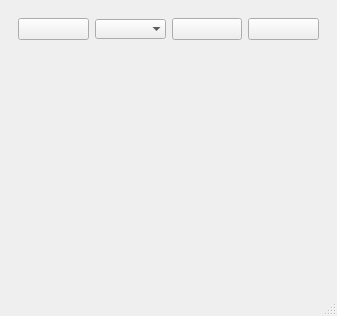
First picture: the form in GUI/mainwindow.ui, repository igorf7/OWController, before the edit.
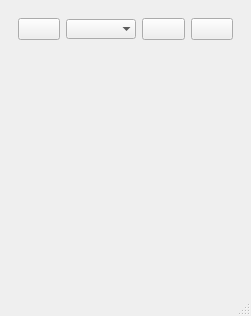
Second picture: the form after the edit. Icons and pictures are not drawn.

```diff
--- a/GUI/mainwindow.ui
+++ b/GUI/mainwindow.ui
@@ -9,7 +9,7 @@
    <rect>
     <x>0</x>
     <y>0</y>
-    <width>337</width>
+    <width>251</width>
     <height>316</height>
    </rect>
   </property>
@@ -167,8 +167,8 @@
         <rect>
          <x>0</x>
          <y>0</y>
-         <width>313</width>
-         <height>169</height>
+         <width>233</width>
+         <height>207</height>
         </rect>
        </property>
       </widget>
```
Left out of the diff: 4 changed lines with no effect on the pictures.
